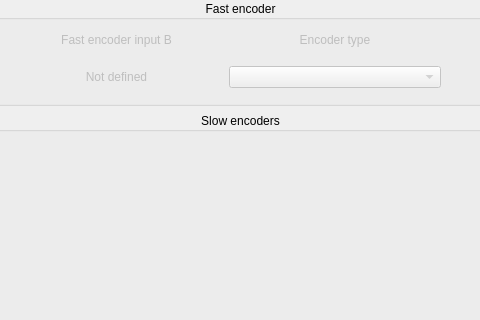
Above: Software/configurator/src/widgets/encoders/encodersconfig.ui from genbean/UH1-Collective before the change; both pictures show x 290 to 770 and y 0 to 320 of the 1062 by 640 pixel window. Below: the same form after it.
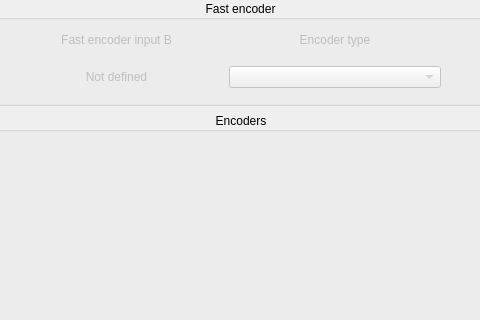
That is the form after the change. Custom widgets are drawn as their Qt base class.

Patch:
```diff
--- a/Software/configurator/src/widgets/encoders/encodersconfig.ui
+++ b/Software/configurator/src/widgets/encoders/encodersconfig.ui
@@ -190,7 +190,7 @@
           <string notr="true"/>
          </property>
          <property name="title">
-          <string>Slow encoders</string>
+          <string>Encoders</string>
          </property>
          <property name="alignment">
           <set>Qt::AlignCenter</set>
```
